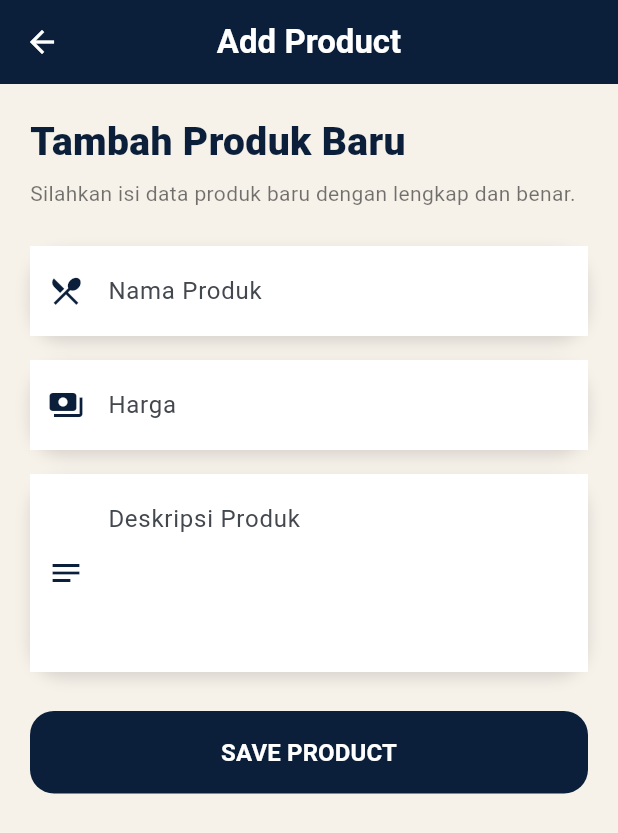
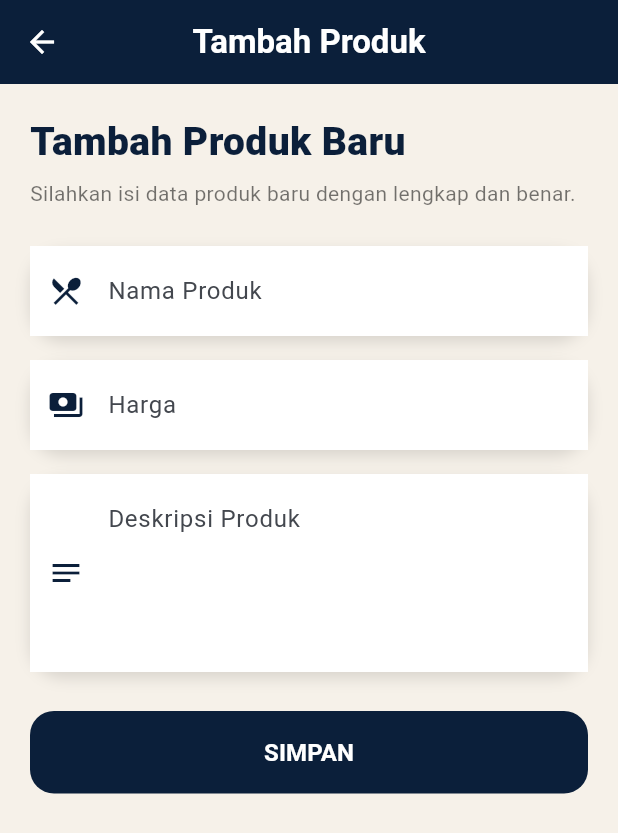
Before and after one commit to AulyaNurillah/FoodHouse, a Flutter app: the AddProductPage screen opened directly, on a phone screen of 412 x 824 dp. Shown: the top 833 px of the screen. Run offline on Flutter 3.47's test engine with Material 3 defaults, Android fonts, the phone set to English and light mode, and no system bars; our stand-ins replace shared_preferences; accounts and stored records are empty; Roboto replaces fonts that are missing (Montserrat).

Commit message:
Tambah Tampilan Aplikasi

```diff
--- a/lib/pages/add_product_page.dart
+++ b/lib/pages/add_product_page.dart
@@ -126,7 +126,7 @@ class _AddProductPageState extends State<AddProductPage> {
           child: isLoading
               ? const CircularProgressIndicator(color: Colors.white)
               : const Text(
-                  "SAVE PRODUCT",
+                  "SIMPAN",
                   style: TextStyle(
                     fontWeight: FontWeight.bold,
                     fontSize: 16,
@@ -145,7 +145,7 @@ class _AddProductPageState extends State<AddProductPage> {
         foregroundColor: Colors.white,
         centerTitle: true,
         title: const Text(
-          "Add Product",
+          "Tambah Produk",
           style: TextStyle(fontWeight: FontWeight.bold),
         ),
       ),
--- a/lib/pages/home_page.dart
+++ b/lib/pages/home_page.dart
@@ -261,7 +261,7 @@ class _HomePageState extends State<HomePage> {
         ),
       ),
 
-      floatingActionButton: FloatingActionButton.extended(
+      floatingActionButton: FloatingActionButton(
       backgroundColor: const Color(0xFF0B1F3A),
       foregroundColor: Colors.white,
       onPressed: () async {
@@ -271,8 +271,7 @@ class _HomePageState extends State<HomePage> {
         );
         getProducts();
       },
-        icon: const Icon(Icons.add),
-        label: const Text("Add"),
+      child: const Icon(Icons.add),
     ),
     );
   }
```
Also changed, not shown: tampilan aplikasi/hapus produk.jpeg (added), tampilan aplikasi/home page.jpeg (added), tampilan aplikasi/login.jpeg (added), tampilan aplikasi/submit tugas.jpeg (added), tampilan aplikasi/tambah produk.jpeg (added). Lines whose indentation alone changed are shown as unchanged.
